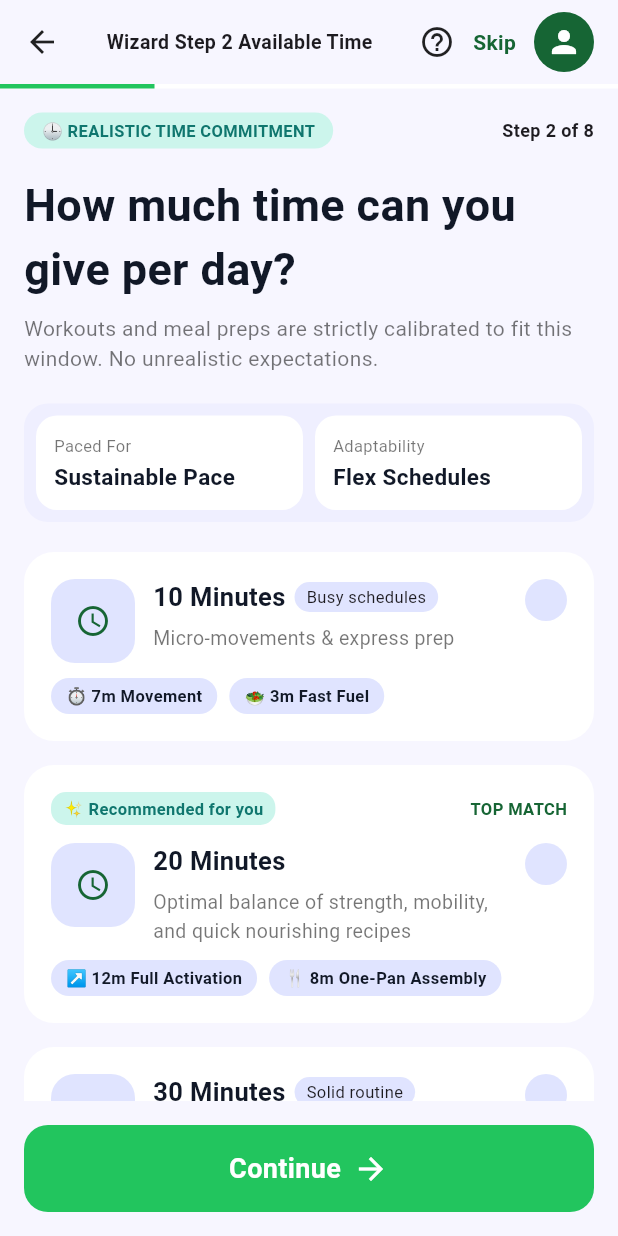
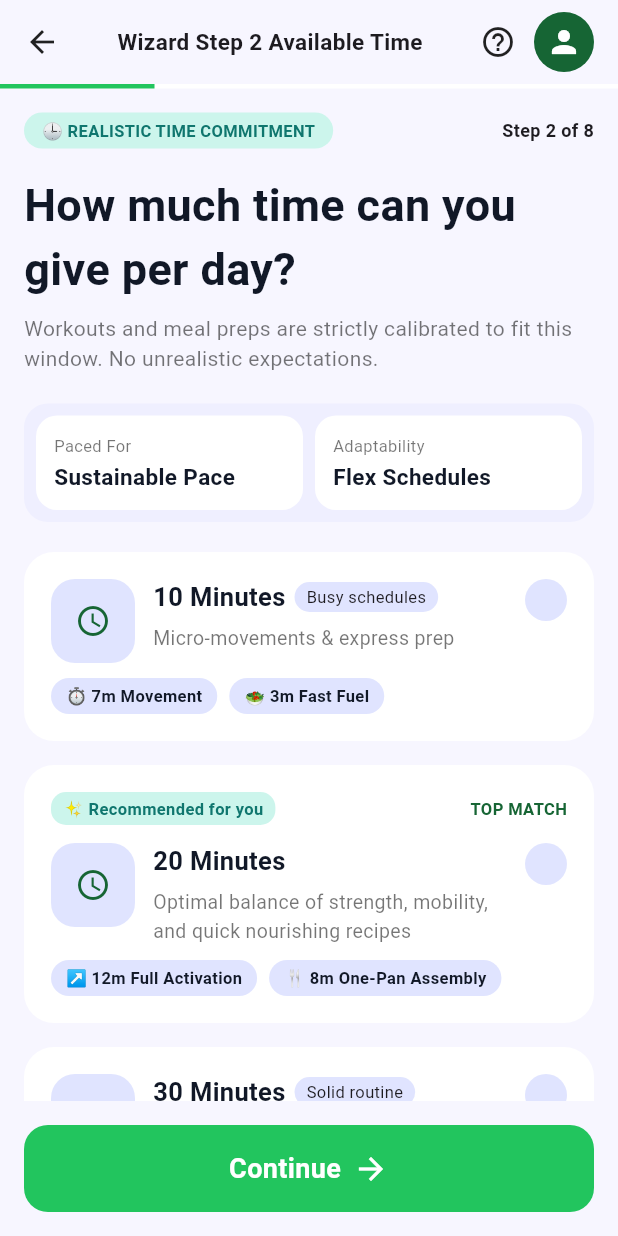
Before and after one commit to mohamedkiilany/OptiLife, a Flutter app: the AvailableTimeScreen screen opened directly, on a phone screen of 412 x 824 dp. Run offline on Flutter 3.47's test engine with Material 3 defaults, Android fonts, the phone set to English and light mode, and no system bars.

Commit message:
Update my screens

```diff
--- a/lib/wizard steps/available_time_screen.dart
+++ b/lib/wizard steps/available_time_screen.dart
@@ -252,21 +252,12 @@ class _AvailableTimeScreenState extends State<AvailableTimeScreen> {
                     },
                     child: const Icon(Icons.arrow_back),
                   ),
-                  const Text(
-                    'Wizard Step 2 Available Time',
-                    style: TextStyle(fontWeight: FontWeight.bold, fontSize: 13),
+                  const Text('Wizard Step 2 Available Time',
+                    style: TextStyle(fontWeight: FontWeight.bold, fontSize: 15),
                   ),
                   Row(
                     children: [
                       const Icon(Icons.help_outline),
-                      const SizedBox(width: 12),
-                      Text(
-                        'Skip',
-                        style: TextStyle(
-                          color: darkGreen,
-                          fontWeight: FontWeight.bold,
-                        ),
-                      ),
                       const SizedBox(width: 12),
                       CircleAvatar(
                         backgroundColor: darkGreen,
```
Also changed, not shown: lib/wizard steps/goals_screen.dart (+2 -11 lines).
